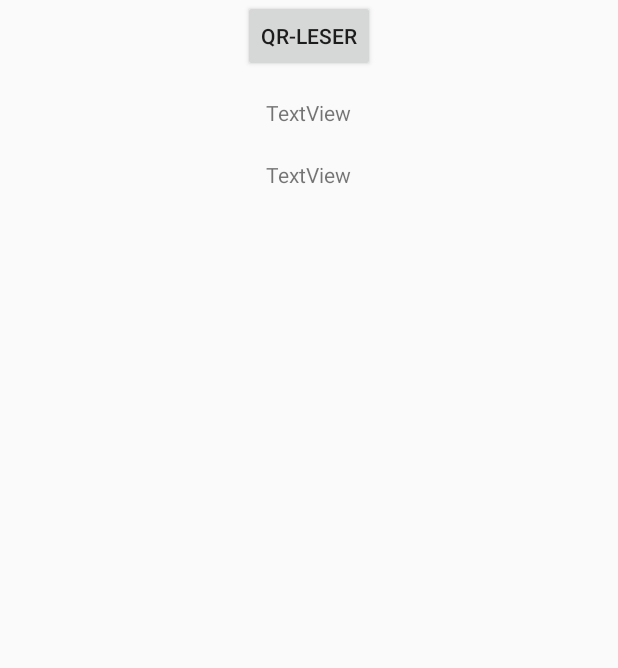
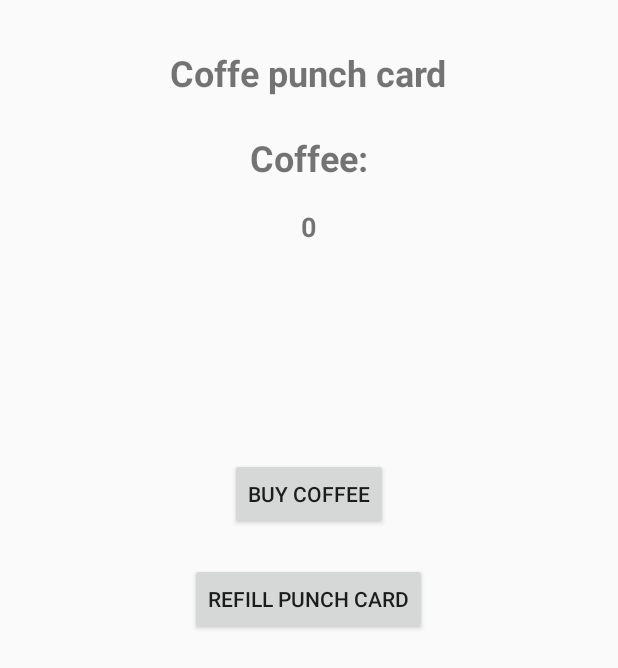
Before and after one commit to rmnss/LunchApp, an Android app: the CoffeeActivity screen opened directly, with no data from a screen before it, on a phone screen of 412 x 824 dp. Shown: the top 668 px of the screen. Run offline under Robolectric (Android 15) with nearby library versions, the phone set to English and light mode, and no system bars; 1 statement that could not run was skipped.

Commit message:
Changes to coffe functionality

```diff
--- a/app/src/main/java/com/hfda/LunchApp/activity/CoffeeActivity.java
+++ b/app/src/main/java/com/hfda/LunchApp/activity/CoffeeActivity.java
@@ -7,11 +7,13 @@ import android.content.pm.PackageManager;
 import android.support.v4.app.ActivityCompat;
 import android.support.v4.content.ContextCompat;
 import android.os.Bundle;
+import android.util.Log;
 import android.view.View;
 import android.widget.TextView;
 import android.widget.Toast;
 
 import com.hfda.LunchApp.R;
+import com.hfda.LunchApp.helper.LunchDBhelper;
 
 import java.util.ArrayList;
 import java.util.List;
@@ -23,12 +25,12 @@ public class CoffeeActivity extends Activity {
     //Må være før qr-scanneren
     private static final int SECOND_ACTIVITY_RESULT_CODE = 0;
 
-
+    private TextView coffeNr;
     //private String klipp = "cOFD87zuFbrYdRfKwz5m";
     //private String nyttKort = "4YzY3vyBEl0gPoxuvCAB";
     private String klipp;
     private String nyttKort;
-
+    private LunchDBhelper db;
 
     private Integer klippNR = 0;
     private Integer kortNr = 0;
@@ -39,12 +41,28 @@ public class CoffeeActivity extends Activity {
     protected void onCreate(Bundle savedInstanceState) {
         super.onCreate(savedInstanceState);
         setContentView(R.layout.activity_coffee);
+
+        coffeNr = (TextView) findViewById(R.id.txtCoffeeNr);
+
+
+
+        //Creates database handler
+        db = new LunchDBhelper(getApplicationContext());
+
+
+        //Checks permissions on camera
         checkRequestPermission();
+
+        //gets number of coffee the user has
+        int coffee = db.getCoffee();
+
+        coffeNr.setText(Integer.toString(coffee));
 
 
 
 
     }
+
 
 
 
@@ -98,12 +116,12 @@ public class CoffeeActivity extends Activity {
 
                 if (returnString.equals(klipp)) {
                     klippNR += 1;
-                    TextView textView = (TextView) findViewById(R.id.textView);
+                    TextView textView = (TextView) findViewById(R.id.txtCoffeeNr);
                     textView.setText(klippNR.toString());
                 } else if (returnString.equals(nyttKort)) {
                     kortNr += 1;
-                    TextView textView2 = (TextView) findViewById(R.id.textView2);
-                    textView2.setText((kortNr.toString()));
+                    //TextView textView2 = (TextView) findViewById(R.id.textView2);
+                    //textView2.setText((kortNr.toString()));
                 } else Toast.makeText(this, "Feil kode!", Toast.LENGTH_LONG).show();
             }
         }
--- a/app/src/main/java/com/hfda/LunchApp/activity/MainActivity.java
+++ b/app/src/main/java/com/hfda/LunchApp/activity/MainActivity.java
@@ -83,6 +83,9 @@ public class MainActivity extends Activity {
         return true;
     }
 
+
+
+
     //Get menu from mySQL
     private void getMenu() {
         // Tag used to cancel the request
@@ -129,23 +132,21 @@ public class MainActivity extends Activity {
                 Toast.makeText(getApplicationContext(),
                         error.getMessage(), Toast.LENGTH_LONG).show();
             }
-        }) {
-
-            @Override
-            protected Map<String, String> getParams() {
-                // Posting parameters to login url
-                Map<String, String> params = new HashMap<String, String>();
-                params.put("email", "test");
-                params.put("password", "test");
-
-                return params;
-            }
-        };
+        })
+        ;
 
         // Adding request to request queue
         Log.d("Laupet", "getInstance:" + strReq + " - " +  tag_string_req);
         AppController.getInstance().addToRequestQueue(strReq, tag_string_req);
     }
+
+
+
+
+
+
+
+
 
     //CLickevent for coffee
     public void onClickCoffee(View v) {
--- a/app/src/main/java/com/hfda/LunchApp/helper/LunchDBhelper.java
+++ b/app/src/main/java/com/hfda/LunchApp/helper/LunchDBhelper.java
@@ -3,6 +3,7 @@ package com.hfda.LunchApp.helper;
 
 import android.content.ContentValues;
 import android.content.Context;
+import android.database.Cursor;
 import android.database.sqlite.SQLiteDatabase;
 import android.database.sqlite.SQLiteOpenHelper;
 import android.util.Log;
@@ -65,6 +66,26 @@ public class LunchDBhelper extends SQLiteOpenHelper {
     }
 
 
+    public Integer getCoffee(){
+
+        SQLiteDatabase db = this.getWritableDatabase();
+        Cursor cursor2 = db.rawQuery("SELECT coffee from user", null);
+
+        int coffee = 0;
+
+        if (cursor2 != null) {
+            cursor2.moveToFirst();
+
+            coffee = cursor2.getInt(0);
+
+            cursor2.close();
+        }
+        return coffee;
+    }
+
+
+
+
     //deleting user from sqlLite DB. this happens when the user logs out
     public void deleteUsers() {
         SQLiteDatabase db = this.getWritableDatabase();
--- a/app/src/main/res/layout/activity_coffee.xml
+++ b/app/src/main/res/layout/activity_coffee.xml
@@ -5,30 +5,57 @@
     android:layout_height="match_parent"
     tools:context="com.hfda.LunchApp.activity.CoffeeActivity">
 
+    <TextView
+        android:text="Coffe punch card"
+        android:layout_width="wrap_content"
+        android:layout_height="wrap_content"
+        android:layout_alignParentTop="true"
+        android:layout_centerHorizontal="true"
+        android:layout_marginTop="32dp"
+        android:id="@+id/textView2"
+        android:textStyle="normal|bold"
+        android:textSize="24sp" />
+
+    <TextView
+        android:text="Coffee:"
+        android:layout_width="wrap_content"
+        android:layout_height="wrap_content"
+        android:id="@+id/textView"
+        android:textStyle="normal|bold"
+        android:textSize="24sp"
+        android:layout_below="@+id/textView2"
+        android:layout_centerHorizontal="true"
+        android:layout_marginTop="24dp" />
+
+    <TextView
+        android:id="@+id/txtCoffeeNr"
+        android:layout_width="wrap_content"
+        android:layout_height="wrap_content"
+        android:layout_marginTop="17dp"
+        android:text="000"
+        android:textStyle="normal|bold"
+        android:textSize="18sp"
+        android:layout_below="@+id/textView"
+        android:layout_centerHorizontal="true" />
+
     <Button
-        android:text="QR-Leser"
+        android:text="Buy Coffee"
         android:onClick="onClickQR"
         android:layout_width="wrap_content"
         android:layout_height="wrap_content"
         android:id="@+id/btnQR"
-        android:layout_alignParentTop="true"
+        android:layout_marginTop="142dp"
+        android:layout_below="@+id/txtCoffeeNr"
         android:layout_centerHorizontal="true" />
 
-    <TextView
-        android:id="@+id/textView"
+    <Button
+        android:text="Refill punch card"
+        android:onClick="onClickQR"
         android:layout_width="wrap_content"
         android:layout_height="wrap_content"
-        android:layout_alignTop="@+id/btnQR"
-        android:layout_centerHorizontal="true"
-        android:layout_marginTop="65dp"
-        android:text="TextView" />
+        android:layout_marginTop="22dp"
+        android:id="@+id/button"
+        android:layout_below="@+id/btnQR"
+        android:layout_centerHorizontal="true" />
 
-    <TextView
-        android:id="@+id/textView2"
-        android:layout_width="wrap_content"
-        android:layout_height="wrap_content"
-        android:layout_alignEnd="@+id/textView"
-        android:layout_below="@+id/textView"
-        android:layout_marginTop="22dp"
-        android:text="TextView" />
 </RelativeLayout>
```
